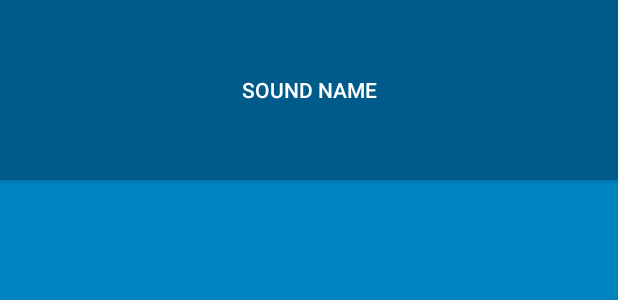
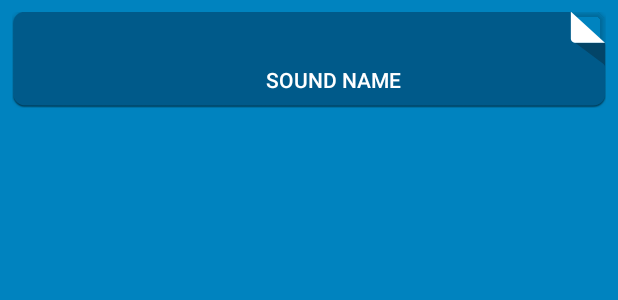
Before and after one commit to edwardho/BigNerdRanchAndroid, an Android app: the layout list_item_sound.xml on its own in the app's theme, with its tools: preview values and no code run, on a phone screen of 412 x 824 dp. Shown: the top 300 px of the screen. Run offline under Robolectric (Android 15) with nearby library versions, the phone set to English and light mode, and no system bars.

Commit message:
Completed BNR - Android - 3e - Chapter 23

```diff
--- /dev/null
+++ b/BeatBox/app/src/main/res/drawable/button_beat_box.xml
@@ -0,0 +1,6 @@
+<?xml version="1.0" encoding="utf-8"?>
+<selector xmlns:android="http://schemas.android.com/apk/res/android">
+    <item android:drawable="@drawable/ic_button_beat_box_pressed"
+        android:state_pressed="true" />
+    <item android:drawable="@drawable/ic_button_beat_box_default" />
+</selector>
--- a/BeatBox/app/src/main/res/layout/list_item_sound.xml
+++ b/BeatBox/app/src/main/res/layout/list_item_sound.xml
@@ -8,11 +8,17 @@
             type="com.bignerdranch.android.beatbox.SoundViewModel" />
     </data>
 
-    <Button
+    <FrameLayout
         android:layout_width="match_parent"
-        android:layout_height="120dp"
-        android:onClick="@{() -> viewModel.onButtonClicked()}"
-        android:text="@{viewModel.title}"
-        tools:text="Sound name" />
+        android:layout_height="wrap_content"
+        android:layout_margin="8dp">
+        <Button
+            android:layout_width="match_parent"
+            android:layout_height="match_parent"
+            android:layout_gravity="center"
+            android:onClick="@{() -> viewModel.onButtonClicked()}"
+            android:text="@{viewModel.title}"
+            tools:text="Sound name" />
+    </FrameLayout>
 
 </layout>
--- a/BeatBox/app/src/main/res/values/styles.xml
+++ b/BeatBox/app/src/main/res/values/styles.xml
@@ -12,7 +12,7 @@
     </style>
 
     <style name="BeatBoxButton" parent="Widget.AppCompat.Button">
-        <item name="android:background">@color/dark_blue</item>
+        <item name="android:background">@drawable/button_beat_box</item>
     </style>
 
 </resources>
```
Also changed, not shown: BeatBox/app/src/main/res/drawable/button_beat_box_normal.xml (added, +7 -0 lines), BeatBox/app/src/main/res/drawable/button_beat_box_pressed.xml (added, +17 -0 lines), BeatBox/app/src/main/res/drawable-xxhdpi/ic_button_beat_box_default.9.png (added), BeatBox/app/src/main/res/drawable-xxhdpi/ic_button_beat_box_pressed.9.png (added).
